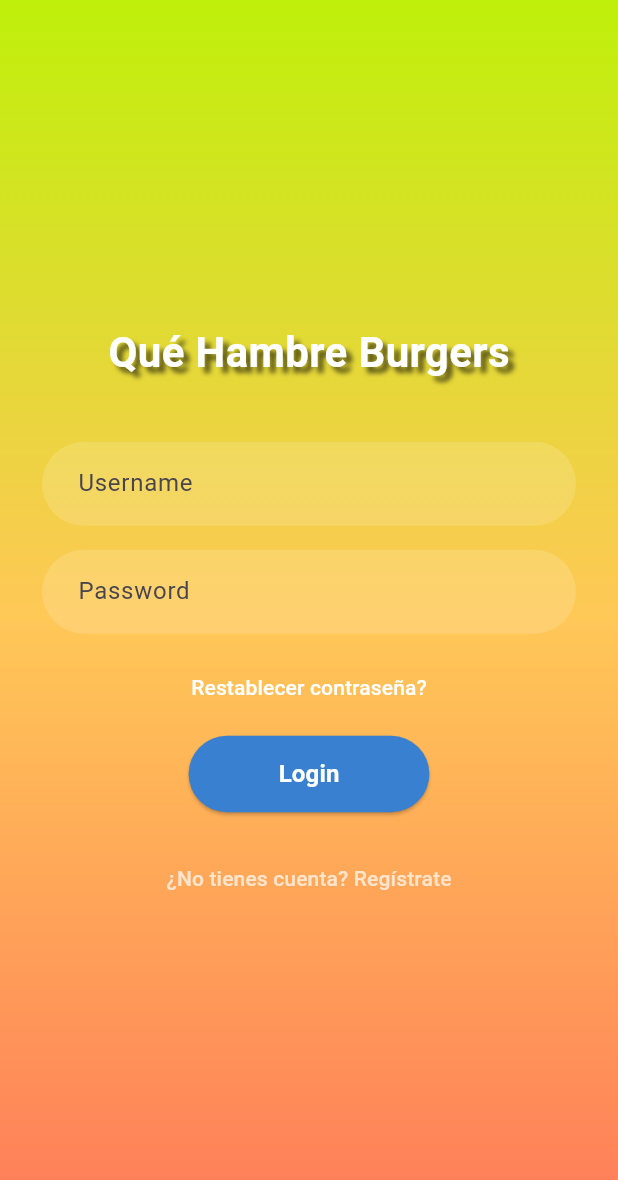
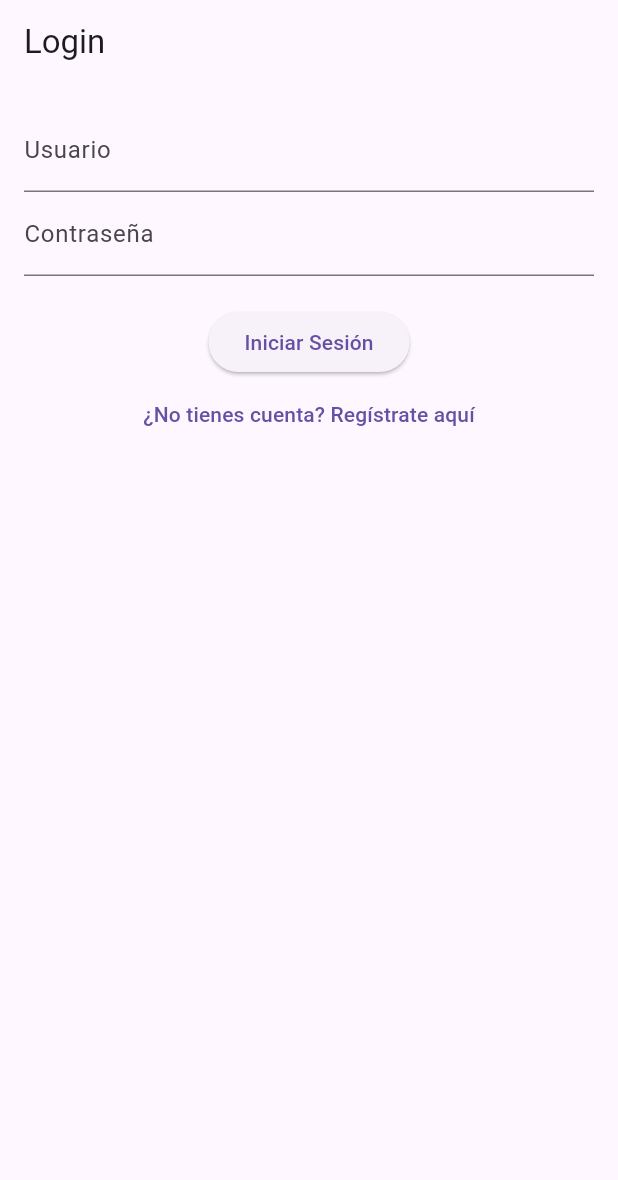
Before and after one commit to Jennifer16510/Que-Hambre-Burgers, a Flutter app: the screen it shows after launch, on a phone screen of 412 x 824 dp. Shown: the top 1180 px of the screen. Run offline on Flutter 3.47's test engine with Material 3 defaults, Android fonts, the phone set to English and light mode, and no system bars.

Commit message:
correciones login y register

```diff
--- a/lib/pages/login_page.dart
+++ b/lib/pages/login_page.dart
@@ -1,6 +1,6 @@
 import 'package:flutter/material.dart';
 import '../design/app_colors.dart';
-import '../services/auth_service.dart'; // 🔹 nuevo servicio
+import '../services/auth_service.dart';
 
 class LoginPage extends StatefulWidget {
   @override
@@ -10,221 +10,71 @@ class LoginPage extends StatefulWidget {
 class _LoginPageState extends State<LoginPage> {
   final _userCtrl = TextEditingController();
   final _passCtrl = TextEditingController();
-  final _confirmPassCtrl = TextEditingController();
   final _formKey = GlobalKey<FormState>();
+  bool _loading = false;
 
-  bool _loading = false;
-  bool _isLogin = true; // Toggle entre login y registro
-
-  final AuthService _authService = AuthService(); // 🔹 instancia del servicio
+  // Instancia del AuthService
+  final AuthService _authService = AuthService();
 
   void _login() async {
     if (!_formKey.currentState!.validate()) return;
 
     setState(() => _loading = true);
-    await Future.delayed(Duration(milliseconds: 700));
+
+    bool success = await _authService.login(
+      _userCtrl.text.trim(),
+      _passCtrl.text.trim(),
+    );
+
     setState(() => _loading = false);
-
-    final success =
-        _authService.login(_userCtrl.text.trim(), _passCtrl.text.trim());
 
     if (success) {
       Navigator.of(context).pushReplacementNamed('/home');
     } else {
       ScaffoldMessenger.of(context).showSnackBar(
-        SnackBar(content: Text('Credenciales inválidas ❌')),
-      );
-    }
-  }
-
-  void _register() async {
-    if (!_formKey.currentState!.validate()) return;
-    if (_passCtrl.text != _confirmPassCtrl.text) {
-      ScaffoldMessenger.of(context).showSnackBar(
-        SnackBar(content: Text('Las contraseñas no coinciden')),
-      );
-      return;
-    }
-
-    setState(() => _loading = true);
-    await Future.delayed(Duration(milliseconds: 700));
-    setState(() => _loading = false);
-
-    final success = _authService.register(
-      _userCtrl.text.trim(),
-      _passCtrl.text.trim(),
-    );
-
-    if (success) {
-      ScaffoldMessenger.of(context).showSnackBar(
-        SnackBar(content: Text('Usuario registrado con éxito ✅')),
-      );
-      setState(() => _isLogin = true); // vuelve al login
-    } else {
-      ScaffoldMessenger.of(context).showSnackBar(
-        SnackBar(content: Text('El usuario ya existe ⚠️')),
+        SnackBar(content: Text("❌ Credenciales inválidas")),
       );
     }
   }
 
   @override
-  void dispose() {
-    _userCtrl.dispose();
-    _passCtrl.dispose();
-    _confirmPassCtrl.dispose();
-    super.dispose();
-  }
-
-  @override
   Widget build(BuildContext context) {
     return Scaffold(
-      body: Container(
-        decoration: BoxDecoration(gradient: AppColors.mainGradient),
-        padding: EdgeInsets.symmetric(horizontal: 28),
-        child: Center(
-          child: SingleChildScrollView(
+      appBar: AppBar(title: Text("Login")),
+      body: Padding(
+        padding: const EdgeInsets.all(16.0),
         child: Form(
           key: _formKey,
           child: Column(
             children: [
-                  SizedBox(height: 40),
-                  Text(
-                    'Qué Hambre Burgers',
-                    style: TextStyle(
-                      fontSize: 28,
-                      fontWeight: FontWeight.bold,
-                      color: Colors.white,
-                      shadows: [
-                        Shadow(
-                          offset: Offset(4, 4),
-                          blurRadius: 4,
-                          color: Colors.black.withOpacity(0.6),
-                        ),
-                      ],
-                    ),
-                  ),
-                  SizedBox(height: 40),
-
-                  // ======= CAMPOS =======
               TextFormField(
                 controller: _userCtrl,
-                    decoration: _inputStyle('Username'),
-                    validator: (v) =>
-                        (v == null || v.isEmpty) ? 'Ingrese usuario' : null,
+                decoration: InputDecoration(labelText: "Usuario"),
+                validator: (value) =>
+                    value!.isEmpty ? "Ingrese su usuario" : null,
               ),
-                  SizedBox(height: 16),
-
               TextFormField(
                 controller: _passCtrl,
                 obscureText: true,
-                    decoration: _inputStyle('Password'),
-                    validator: (v) =>
-                        (v == null || v.isEmpty) ? 'Ingrese password' : null,
+                decoration: InputDecoration(labelText: "Contraseña"),
+                validator: (value) =>
+                    value!.isEmpty ? "Ingrese su contraseña" : null,
               ),
-
-                  if (!_isLogin) ...[
-                    SizedBox(height: 16),
-                    TextFormField(
-                      controller: _confirmPassCtrl,
-                      obscureText: true,
-                      decoration: _inputStyle('Confirmar Password'),
-                      validator: (v) => (v == null || v.isEmpty)
-                          ? 'Repita su password'
-                          : null,
+              SizedBox(height: 20),
+              _loading
+                  ? CircularProgressIndicator()
+                  : ElevatedButton(
+                      onPressed: _login, child: Text("Iniciar Sesión")),
+              TextButton(
+                onPressed: () {
+                  Navigator.pushNamed(context, '/register');
+                },
+                child: Text("¿No tienes cuenta? Regístrate aquí"),
               ),
             ],
-
-                  SizedBox(height: 12),
-
-                  if (_isLogin)
-                    Align(
-                      alignment: Alignment.centerRight,
-                      child: TextButton(
-                        onPressed: () {
-                          showDialog(
-                            context: context,
-                            builder: (_) => AlertDialog(
-                              title: Text('Recuperar contraseña'),
-                              content: Text(
-                                  'Lo sentimos, aún no está implementado 😅'),
-                              actions: [
-                                TextButton(
-                                  onPressed: () => Navigator.pop(context),
-                                  child: Text('OK'),
-                                ),
-                              ],
-                            ),
-                          );
-                        },
-                        child: Center(
-                          child: Text(
-                            'Restablecer contraseña?',
-                            style: TextStyle(color: Colors.white),
-                          ),
-                        ),
-                      ),
-                    ),
-
-                  SizedBox(height: 8),
-
-                  // ======= BOTÓN =======
-                  ElevatedButton(
-                    onPressed:
-                        _loading ? null : _isLogin ? _login : _register,
-                    style: ElevatedButton.styleFrom(
-                      padding:
-                          EdgeInsets.symmetric(horizontal: 60, vertical: 14),
-                      shape: RoundedRectangleBorder(
-                        borderRadius: BorderRadius.circular(30),
-                      ),
-                      backgroundColor: Color.fromARGB(255, 57, 128, 209),
-                    ),
-                    child: _loading
-                        ? CircularProgressIndicator(color: Colors.white)
-                        : Text(
-                            _isLogin ? 'Login' : 'Registrar',
-                            style: TextStyle(
-                              color: Colors.white,
-                              fontSize: 16,
-                              fontWeight: FontWeight.bold,
-                            ),
-                          ),
-                  ),
-
-                  SizedBox(height: 20),
-
-                  // ======= TOGGLE =======
-                  TextButton(
-                    onPressed: () =>
-                        setState(() => _isLogin = !_isLogin),
-                    child: Text(
-                      _isLogin
-                          ? '¿No tienes cuenta? Regístrate'
-                          : '¿Ya tienes cuenta? Inicia sesión',
-                      style: TextStyle(color: Colors.white70),
-                    ),
-                  ),
-
-                  SizedBox(height: 40),
-                ],
-              ),
-            ),
           ),
         ),
       ),
     );
   }
-
-  InputDecoration _inputStyle(String hint) {
-    return InputDecoration(
-      filled: true,
-      fillColor: Colors.white.withOpacity(0.15),
-      hintText: hint,
-      border: OutlineInputBorder(
-        borderRadius: BorderRadius.circular(30),
-        borderSide: BorderSide.none,
-      ),
-      contentPadding: EdgeInsets.symmetric(horizontal: 20, vertical: 16),
-    );
 }
-}
```
Also changed, not shown: lib/pages/register_page.dart (+12 -11 lines). Lines whose indentation alone changed are shown as unchanged.
